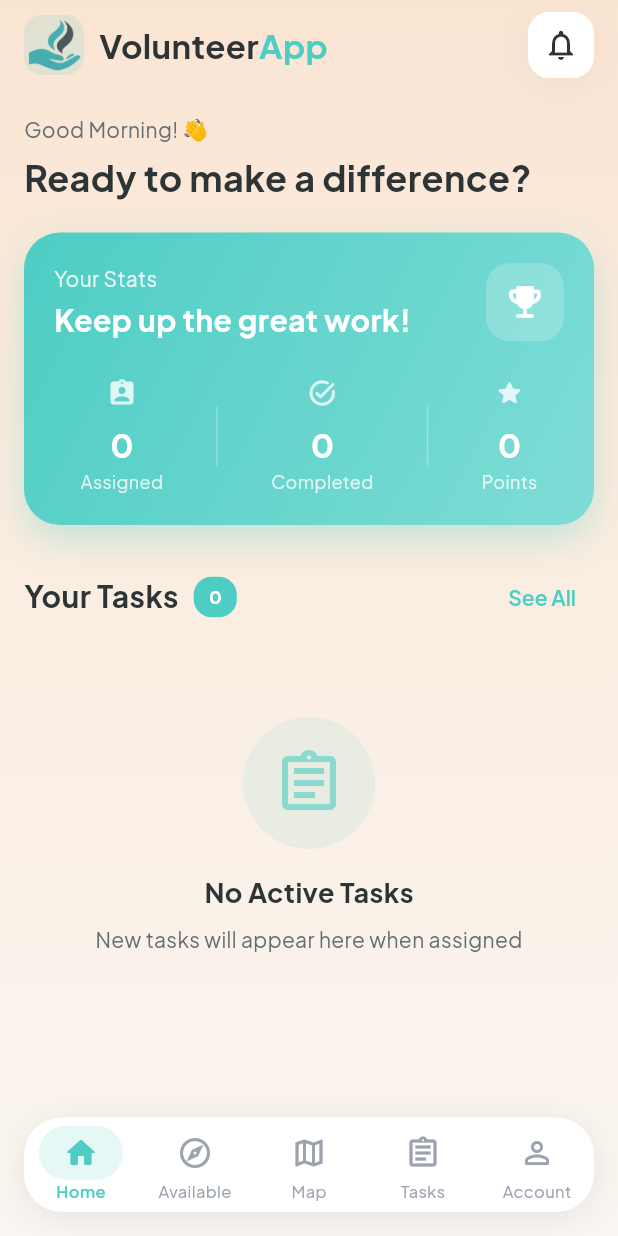
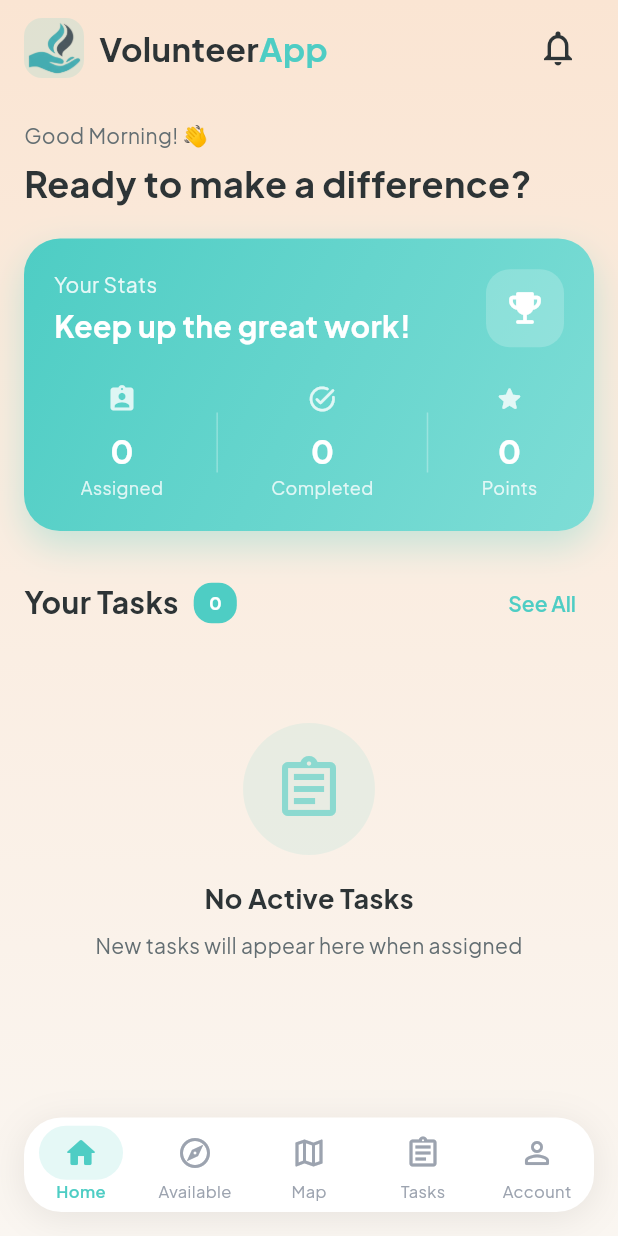
Before and after one commit to Alansherhan/volunteer_app, a Flutter app: the HomeScreen screen opened directly, on a phone screen of 412 x 824 dp. Run offline on Flutter 3.47's test engine with Material 3 defaults, Android fonts, the phone set to English and light mode, and no system bars; our stand-ins replace geolocator, glassmorphism, google_fonts, google_maps_flutter, image_picker, shared_preferences; accounts and stored records are empty; network calls fail.

Commit message:
edited this files

```diff
--- a/lib/components/layout/header.dart
+++ b/lib/components/layout/header.dart
@@ -93,18 +93,18 @@ class _HeaderState extends State<Header> {
               onTap: _navigateToNotifications,
               child: Container(
                 padding: const EdgeInsets.all(10),
-                decoration: BoxDecoration(
-                  color: AppTheme.surfaceColor,
-                  borderRadius: BorderRadius.circular(14),
-                  boxShadow: AppTheme.softShadow,
-                ),
+                // decoration: BoxDecoration(
+                //   color: AppTheme.surfaceColor,
+                //   borderRadius: BorderRadius.circular(14),
+                //   boxShadow: AppTheme.softShadow,
+                // ),
                 child: Stack(
                   clipBehavior: Clip.none,
                   children: [
                     Icon(
                       Icons.notifications_outlined,
                       color: AppTheme.textPrimary,
-                      size: 24,
+                      size: 28,
                     ),
                     if (_unreadCount > 0)
                       Positioned(
@@ -122,13 +122,13 @@ class _HeaderState extends State<Header> {
                           ),
                           constraints: const BoxConstraints(
                             minWidth: 18,
-                            minHeight: 18,
+                            minHeight: 20,
                           ),
                           child: Text(
                             _unreadCount > 99 ? '99+' : '$_unreadCount',
                             style: AppTheme.mainFont(
                               color: Colors.white,
-                              fontSize: 9,
+                              fontSize: 12,
                               fontWeight: FontWeight.bold,
                             ),
                             textAlign: TextAlign.center,
--- a/lib/screens/account_page.dart
+++ b/lib/screens/account_page.dart
@@ -81,6 +81,7 @@ class _AccountState extends State<Account> with SingleTickerProviderStateMixin {
       if (response.statusCode == 200) {
         final data = json.decode(response.body);
         final userData = data['data'];
+        print(userData.toString());
 
         setState(() {
           userName = userData['name'] ?? 'User';
--- a/lib/widgets/home_screen.dart
+++ b/lib/widgets/home_screen.dart
@@ -2,9 +2,9 @@ import 'package:flutter/material.dart';
 import 'package:volunteer_app/components/layout/header.dart';
 import 'package:volunteer_app/screens/Dashboard.dart';
 import 'package:volunteer_app/screens/map_screen.dart';
-import 'package:volunteer_app/screens/Tasks.dart';
 import 'package:volunteer_app/screens/task_pool_screen.dart';
 import 'package:volunteer_app/screens/account_page.dart';
+import 'package:volunteer_app/screens/tasks.dart';
 import 'package:volunteer_app/theme/app_theme.dart';
 
 class HomeScreen extends StatefulWidget {
@@ -34,7 +34,7 @@ class _HomeScreenState extends State<HomeScreen> {
     const Dashboard(),
     const TaskPoolScreen(),
     const Map_Screen(),
-    const Tasks(),
+    const TasksScreen(),
     const Account(),
   ];
 
```
